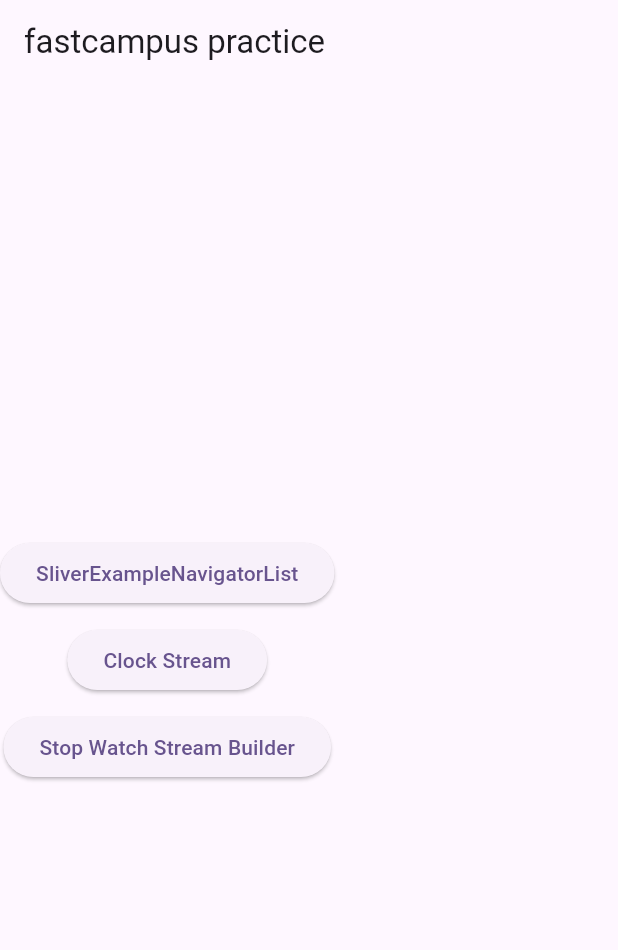
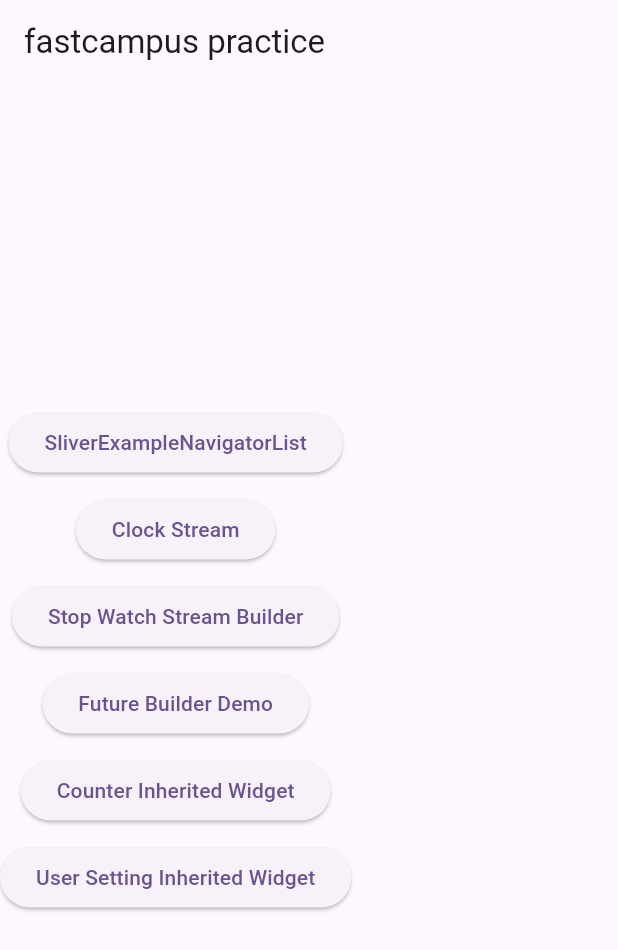
Before and after one commit to songhayeong/flutter_fastcampus, a Flutter app: the screen it shows after launch, on a phone screen of 412 x 824 dp. Shown: the top 950 px of the screen. Run offline on Flutter 3.47's test engine with Material 3 defaults, Android fonts, the phone set to English and light mode, and no system bars.

Commit message:
inherited widget

```diff
--- /dev/null
+++ b/lib/future_builder_exam/ex_1.dart
@@ -0,0 +1,34 @@
+import 'package:flutter/material.dart';
+
+class FutureBuilderExample1 extends StatelessWidget {
+  const FutureBuilderExample1({super.key});
+
+  @override
+  Widget build(BuildContext context) {
+    return Scaffold(
+      appBar: AppBar(
+        title: Text('FutureBuilder Demo'),
+      ),
+      body: Center(
+        child: FutureBuilder<String>(
+          future: fetchData(),
+          builder: (context, snapshot) {
+            // snapshot은 future에 대한 실질적인 정보를 담고있는 영역
+            if (snapshot.connectionState == ConnectionState.waiting) {
+              return CircularProgressIndicator();
+            } else if (snapshot.hasError) {
+              return Text("Error : ${snapshot.error}");
+            } else {
+              return Text(snapshot.data ?? '데이터 없음');
+            }
+          },
+        ),
+      ),
+    );
+  }
+
+  Future<String> fetchData() async {
+    await Future.delayed(const Duration(seconds: 2));
+    return '데이터 로드 완료';
+  }
+}
--- /dev/null
+++ b/lib/inherited_widget_exam/ex_2.dart
@@ -0,0 +1,91 @@
+import 'package:flutter/material.dart';
+
+class UserSettings {
+  bool darkMode;
+
+  UserSettings({this.darkMode = false});
+}
+
+class InheritedWidgetExample2 extends StatefulWidget {
+  const InheritedWidgetExample2({super.key});
+
+  @override
+  State<InheritedWidgetExample2> createState() =>
+      _InheritedWidgetExample2State();
+}
+
+class _InheritedWidgetExample2State extends State<InheritedWidgetExample2> {
+  UserSettings settings = UserSettings(darkMode: false);
+
+  void _toggleDarkMode(bool value) {
+    setState(() {
+      settings.darkMode = value;
+    });
+  }
+
+  @override
+  Widget build(BuildContext context) {
+    return MaterialApp(
+      theme: settings.darkMode ? ThemeData.dark(): ThemeData.light(),
+      home: Scaffold(
+        appBar: AppBar(
+          title: const Text('User Settings Inherited Widget'),
+        ),
+        body: UserSettingsInheritedWidget(
+          settings: settings,
+          toggleDarkMode: _toggleDarkMode,
+          child: Center(
+            child: SettingsWidget(),
+          ),
+        ),
+      ),
+    );
+  }
+}
+
+class UserSettingsInheritedWidget extends InheritedWidget {
+  final UserSettings settings;
+
+  final void Function(bool) toggleDarkMode;
+
+  const UserSettingsInheritedWidget(
+      {super.key,
+      required super.child,
+      required this.settings,
+      required this.toggleDarkMode});
+
+  static UserSettingsInheritedWidget of(BuildContext context) {
+    final result = context
+        .dependOnInheritedWidgetOfExactType<UserSettingsInheritedWidget>();
+    assert(result != null,
+        'No UserSettingsInheritedWidget found in context'); // 조건이 거짓인 경우 실행이 중단
+    return result!; // 항상 inheritedWidget이 null이 아닌 상태로 존재하게끔 구현
+  }
+
+  @override
+  bool updateShouldNotify(UserSettingsInheritedWidget oldWidget) {
+    return oldWidget.settings.darkMode != settings.darkMode;
+    // oldWidget에서는 가장 가까운 context에서의 정보를 받아와서 관리 할 수 있다.
+  }
+}
+
+class SettingsWidget extends StatelessWidget {
+  const SettingsWidget({super.key});
+
+  @override
+  Widget build(BuildContext context) {
+    final inheritedWidget = UserSettingsInheritedWidget.of(context);
+
+    return Column(
+      mainAxisAlignment: MainAxisAlignment.center,
+      children: [
+        Text(
+            "Dark Mode is ${inheritedWidget.settings.darkMode ? 'ON' : 'OFF'}"),
+        Switch(
+          value: inheritedWidget.settings.darkMode,
+          onChanged: inheritedWidget.toggleDarkMode,
+        ),
+      ],
+    );
+  }
+}
--- a/lib/main.dart
+++ b/lib/main.dart
@@ -1,5 +1,8 @@
 import 'package:flutter/material.dart';
 import 'package:sliver_example/examples.dart';
+import 'package:sliver_example/future_builder_exam/ex_1.dart';
+import 'package:sliver_example/inherited_widget_exam/ex_1.dart';
+import 'package:sliver_example/inherited_widget_exam/ex_2.dart';
 import 'package:sliver_example/stream_builder_exam/ex_1.dart';
 import 'package:sliver_example/stream_builder_exam/ex_2.dart';
 
@@ -19,12 +22,15 @@ class MyApp extends StatelessWidget {
         colorScheme: ColorScheme.fromSeed(seedColor: Colors.deepPurple),
         useMaterial3: true,
       ),
-      home: PracticeListPage(),
+      home: const PracticeListPage(),
       initialRoute: '/',
       routes: {
         '/sliver': (context) => const SliverExampleNavigatorList(),
-        '/clock': (context) => ClockScreen(),
-        '/stop_watch': (context) => StopWatchScreen(),
+        '/clock': (context) => const ClockScreen(),
+        '/stop_watch': (context) => const StopWatchScreen(),
+        '/future_demo':(context) => const FutureBuilderExample1(),
+        '/counter_inherited': (context) => const CounterInheritedExample(),
+        '/user_setting_inherited': (context) => const InheritedWidgetExample2(),
         //'/stream_builder': (context) => const Stream
       },
     );
@@ -52,7 +58,7 @@ class PracticeListPage extends StatelessWidget {
   Widget build(BuildContext context) {
     return Scaffold(
       appBar: AppBar(
-        title: Text('fastcampus practice'),
+        title: const Text('fastcampus practice'),
       ),
       body: Column(
         mainAxisAlignment: MainAxisAlignment.center,
@@ -62,25 +68,52 @@ class PracticeListPage extends StatelessWidget {
             onPressed: () {
               Navigator.pushNamed(context, '/sliver');
             },
-            child: Text('SliverExampleNavigatorList'),
+            child: const Text('SliverExampleNavigatorList'),
           ),
-          SizedBox(
+          const SizedBox(
             height: 10,
           ),
           ElevatedButton(
             onPressed: () {
               Navigator.pushNamed(context, '/clock');
             },
-            child: Text('Clock Stream'),
+            child: const Text('Clock Stream'),
           ),
-          SizedBox(
+          const SizedBox(
             height: 10,
           ),
           ElevatedButton(
             onPressed: () {
               Navigator.pushNamed(context, '/stop_watch');
             },
-            child: Text('Stop Watch Stream Builder'),
+            child: const Text('Stop Watch Stream Builder'),
+          ),
+          const SizedBox(
+            height: 10,
+          ),
+          ElevatedButton(
+            onPressed: () {
+              Navigator.pushNamed(context, '/future_demo');
+            },
+            child: const Text('Future Builder Demo'),
+          ),
+          const SizedBox(
+            height: 10,
+          ),
+          ElevatedButton(
+            onPressed: () {
+              Navigator.pushNamed(context, '/counter_inherited');
+            },
+            child: const Text('Counter Inherited Widget'),
+          ),
+          const SizedBox(
+            height: 10,
+          ),
+          ElevatedButton(
+            onPressed: () {
+              Navigator.pushNamed(context, '/user_setting_inherited');
+            },
+            child: const Text('User Setting Inherited Widget'),
           ),
         ],
       ),
@@ -95,7 +128,7 @@ class SliverExampleNavigatorList extends StatelessWidget {
   Widget build(BuildContext context) {
     return Scaffold(
       appBar: AppBar(
-        title: Text(
+        title: const Text(
           "sliver examples",
           style: TextStyle(color: Colors.white),
         ),
--- a/pubspec.yaml
+++ b/pubspec.yaml
@@ -35,6 +35,7 @@ dependencies:
   # The following adds the Cupertino Icons font to your application.
   # Use with the CupertinoIcons class for iOS style icons.
   cupertino_icons: ^1.0.2
+  http: ^1.2.0
 
 dev_dependencies:
   flutter_test:
```
Also changed, not shown: lib/inherited_widget_exam/ex_1.dart (added, +82 -0 lines), pubspec.lock.
